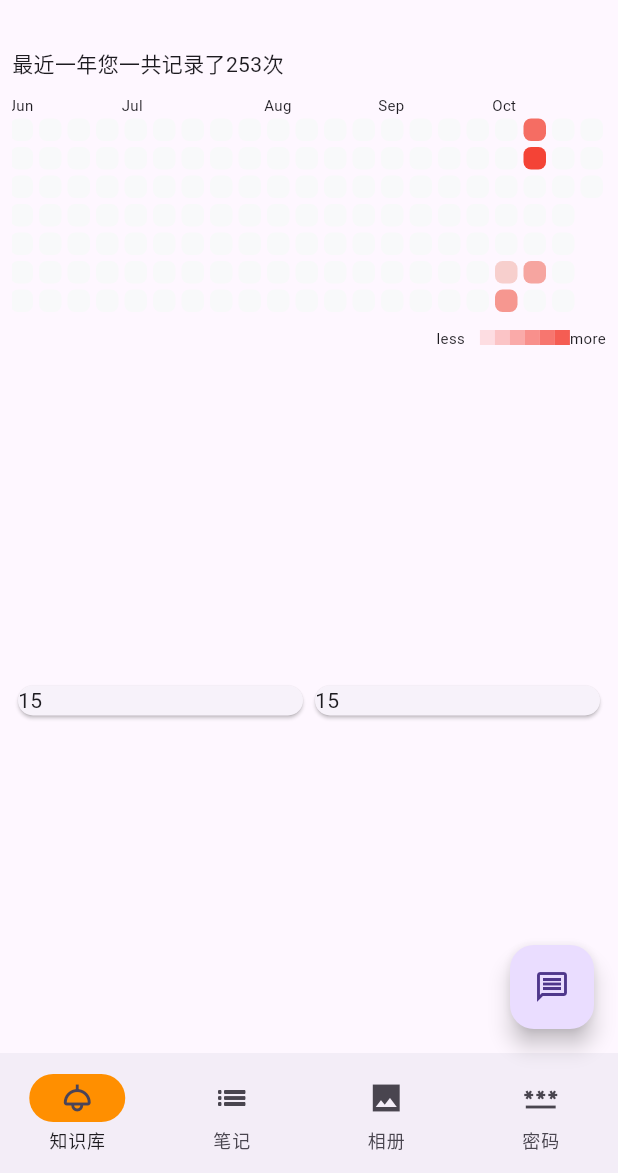
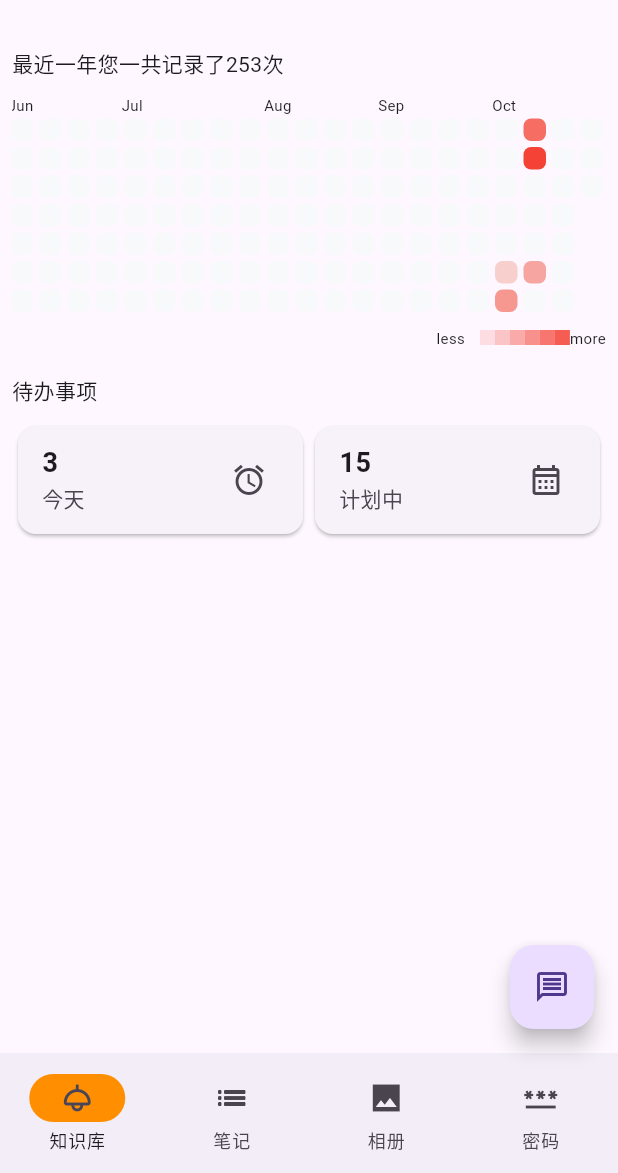
Before and after one commit to okapis/editing, a Flutter app: the screen it shows after launch, on a phone screen of 412 x 824 dp, the part 63-1236 px from its top. Run offline on Flutter 3.47's test engine with Material 2 defaults, Android fonts, the phone set to English and light mode, and no system bars; drawn by our look-alikes of flutter_heatmap_calendar; our stand-ins replace fl_chart, flutter_mobx, mobx; generated files the repository leaves out were written again.

Commit message:
updated task list

```diff
--- a/editing/lib/ui/screens/home.dart
+++ b/editing/lib/ui/screens/home.dart
@@ -1,5 +1,6 @@
 import 'package:flutter/material.dart';
 import '../widgets/activity.dart';
+import '../widgets/task.dart';
 
 class HomeScreen extends StatefulWidget {
   const HomeScreen({super.key});
@@ -14,21 +15,24 @@ class _KnowledgebaseScreenState extends State<HomeScreen> {
     return Padding(
       padding: const EdgeInsets.all(8.0),
       child: Column(
+        crossAxisAlignment: CrossAxisAlignment.start,
+        mainAxisAlignment: MainAxisAlignment.start,
         children: [
           Activity(),
-          const Expanded(
-              child: Row(
+          const Padding(
+            padding: EdgeInsets.fromLTRB(0, 10, 0, 10),
+            child: Text('待办事项'),
+          ),
+          const Row(
             children: [
               Expanded(
-                  child: Card(
-                child: Text('15'),
-              )),
+                child: Task('今天', 3, Icons.alarm_outlined),
+              ),
               Expanded(
-                  child: Card(
-                child: Text('15'),
-              )),
+                child: Task('计划中', 15, Icons.calendar_month_outlined),
+              ),
             ],
-          ))
+          ),
         ],
       ),
     );
--- /dev/null
+++ b/editing/lib/ui/widgets/task.dart
@@ -0,0 +1,22 @@
+import 'package:flutter/material.dart';
+
+class Task extends StatelessWidget {
+  final String title;
+  final int count;
+  final IconData icon;
+
+  const Task(this.title, this.count, this.icon, {super.key});
+  @override
+  Widget build(BuildContext context) {
+    return Card(
+      child: ListTile(
+        title: Text(
+          '$count',
+          style: TextStyle(fontSize: 18, fontWeight: FontWeight.bold),
+        ),
+        subtitle: Text(title),
+        trailing: Icon(this.icon),
+      ),
+    );
+  }
+}
```
